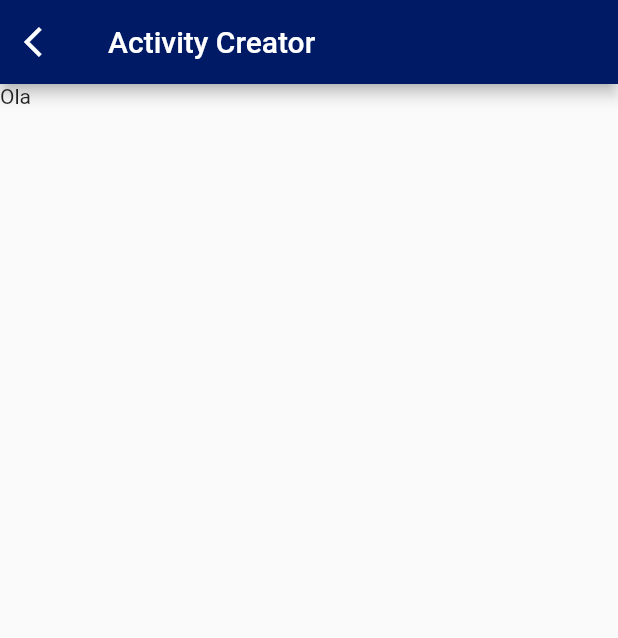
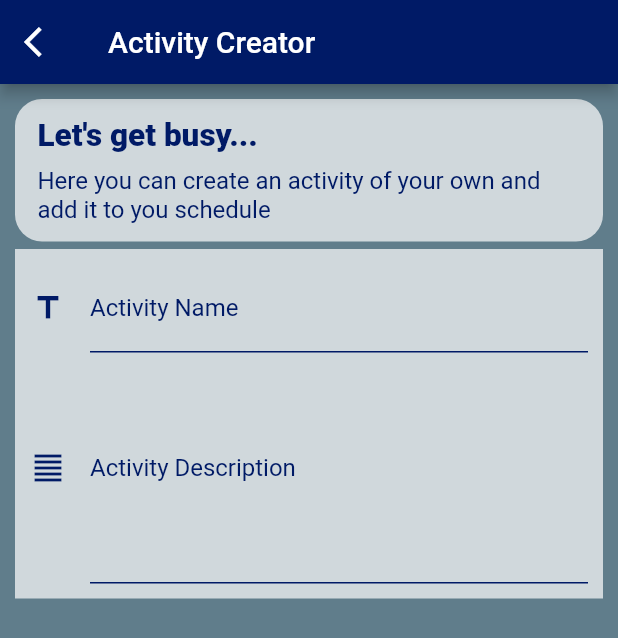
Before and after one commit to softeng-feup/open-cx-mr-simba, a Flutter app: the ActivityCreatorScreen screen opened by its route, on a phone screen of 412 x 824 dp. Shown: the top 638 px of the screen. Run offline on Flutter 3.47's test engine with Material 2 defaults, Android fonts, the phone set to English and light mode, and no system bars; our stand-ins replace args, convert, dots_indicator, flutter_blue, flutter_local_notifications, flutter_slidable and 1 more; accounts and stored records are empty.

Commit message:
Adding input forms

```diff
--- a/AMA/lib/constants/AppColors.dart
+++ b/AMA/lib/constants/AppColors.dart
@@ -3,5 +3,6 @@ library AppColors;
 import 'package:flutter/material.dart';
 
 const mainColor = Color.fromRGBO(0, 26, 102, 1.0);
+const mainColorFoccused = Color.fromRGBO(37, 66,161, 1.0);
 const Color backgroundColor = Colors.blueGrey;
 const Color containerColor = Colors.white70;
--- /dev/null
+++ b/AMA/lib/view/components/CreatorForm.dart
@@ -0,0 +1,95 @@
+import 'package:flutter/material.dart';
+import '../../constants/AppColors.dart' as AppColors;
+
+class CreatorForm extends StatefulWidget {
+  @override
+  CreatorFormState createState() => CreatorFormState();
+}
+
+class CreatorFormState extends State<CreatorForm> {
+  final _formKey = GlobalKey<FormState>();
+
+  @override
+  Widget build(BuildContext context) {
+    return Container(
+        margin: EdgeInsets.only(top: 5.0),
+        color: AppColors.containerColor,
+        padding: EdgeInsets.all(10.0),
+        child: Form(
+            key: _formKey,
+            child: Column(
+                crossAxisAlignment: CrossAxisAlignment.start,
+                children: <Widget>[
+                  getTitleInputForm(),
+                  getDescriptionInputForm(),
+                ])));
+  }
+
+  Widget getDescriptionInputForm() {
+    const TextStyle textStyle = TextStyle(
+      color: AppColors.mainColor,
+    );
+
+    return TextFormField(
+      keyboardType: TextInputType.multiline,
+      maxLines: 6,
+      cursorColor: AppColors.mainColorFoccused,
+      style: textStyle,
+      decoration: const InputDecoration(
+        enabledBorder: UnderlineInputBorder(
+          borderSide: BorderSide(color: AppColors.mainColor),
+        ),
+        focusedBorder: UnderlineInputBorder(
+          borderSide: BorderSide(color: AppColors.mainColorFoccused),
+        ),
+        hintStyle: TextStyle(color: Colors.black38),
+        labelStyle: textStyle,
+        errorStyle: textStyle,
+        prefixStyle: textStyle,
+        helperStyle: textStyle,
+        icon: Icon(
+          Icons.format_align_justify,
+          color: AppColors.mainColor,
+        ),
+        hintText: 'What does the activity consist of?',
+        labelText: 'Activity Description',
+      ),
+    );
+  }
+
+  Widget getTitleInputForm() {
+    const TextStyle textStyle = TextStyle(
+      color: AppColors.mainColor,
+    );
+
+    return TextFormField(
+      cursorColor: AppColors.mainColorFoccused,
+      style: textStyle,
+      decoration: const InputDecoration(
+        enabledBorder: UnderlineInputBorder(
+          borderSide: BorderSide(color: AppColors.mainColor),
+        ),
+        focusedBorder: UnderlineInputBorder(
+          borderSide: BorderSide(color: AppColors.mainColorFoccused),
+        ),
+        hintStyle: TextStyle(color: Colors.black38),
+        labelStyle: textStyle,
+        errorStyle: textStyle,
+        prefixStyle: textStyle,
+        helperStyle: textStyle,
+        icon: Icon(
+          Icons.title,
+          color: AppColors.mainColor,
+        ),
+        hintText: 'What is the activity called?',
+        labelText: 'Activity Name',
+      ),
+      validator: (value) {
+        if (value.isEmpty) {
+          return 'Please enter some text';
+        }
+        return null;
+      },
+    );
+  }
+}
--- a/AMA/lib/view/screens/ActivityCreator.dart
+++ b/AMA/lib/view/screens/ActivityCreator.dart
@@ -1,3 +1,5 @@
+import 'package:ama/view/components/CreatorForm.dart';
+import 'package:ama/view/components/GenericContainer.dart';
 import 'package:flutter/material.dart';
 import 'package:flutter/rendering.dart';
 import '../../constants/AppColors.dart' as AppColors;
@@ -12,7 +14,7 @@ class ActivityCreatorScreenState extends State<ActivityCreatorScreen> {
   Widget build(BuildContext context) {
     return Scaffold(
       appBar: getAppBar(),
-      body: Text("Ola"),
+      body: getBody(),
     );
   }
 
@@ -30,4 +32,21 @@ class ActivityCreatorScreenState extends State<ActivityCreatorScreen> {
       backgroundColor: AppColors.mainColor,
     );
   }
+
+  Widget getBody() {
+    return Container(
+      color: AppColors.backgroundColor,
+      child: ListView(
+        scrollDirection: Axis.vertical,
+        padding: EdgeInsets.all(10.0),
+        children: <Widget>[
+          GenericContainer(
+              title: "Let's get busy...",
+              text:
+                  "Here you can create an activity of your own and add it to you schedule"),
+          CreatorForm(),
+        ],
+      ),
+    );
+  }
 }
```
